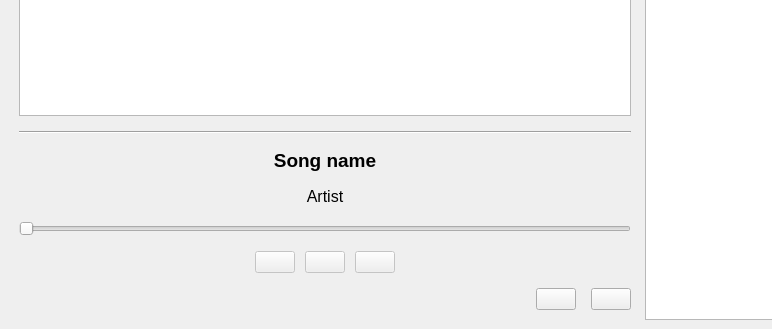
Qt form playlist.ui (lonskyne/crescendo) before a commit; both pictures show x 0 to 772 and y 437 to 766 of the 1241 by 766 pixel window.
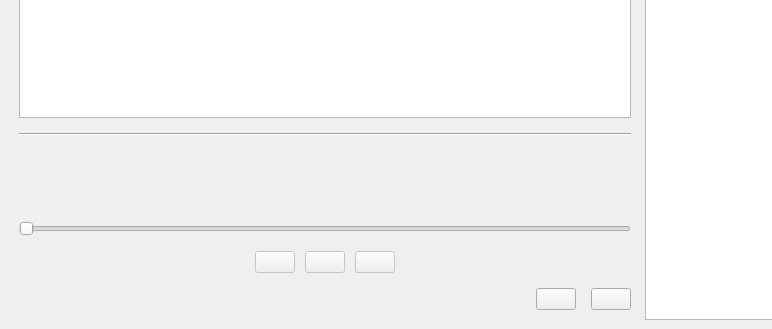
The same form after that commit. Icons and pictures are not drawn.

The edit to the form file:
```diff
--- a/playlist.ui
+++ b/playlist.ui
@@ -145,7 +145,7 @@
              </font>
             </property>
             <property name="text">
-             <string>Song name</string>
+             <string/>
             </property>
             <property name="alignment">
              <set>Qt::AlignCenter</set>
@@ -160,7 +160,7 @@
              </font>
             </property>
             <property name="text">
-             <string>Artist</string>
+             <string/>
             </property>
             <property name="alignment">
              <set>Qt::AlignCenter</set>
```
